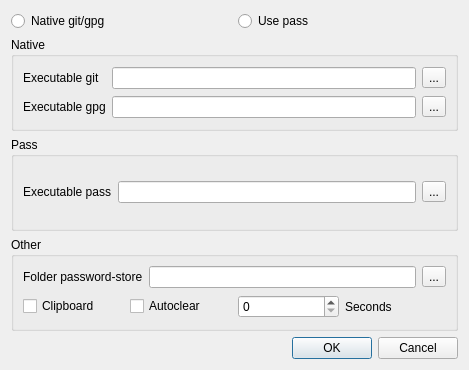
Above: dialog.ui from IJHack/QtPass before the change. Below: the same form after it.
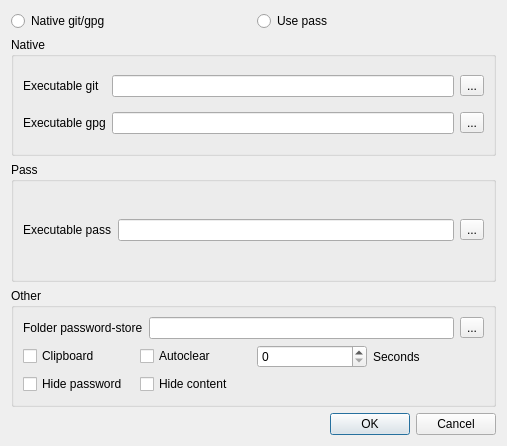
That is the form after the change.

```diff
--- a/dialog.ui
+++ b/dialog.ui
@@ -6,8 +6,8 @@
    <rect>
     <x>0</x>
     <y>0</y>
-    <width>469</width>
-    <height>370</height>
+    <width>507</width>
+    <height>446</height>
    </rect>
   </property>
   <property name="windowTitle">
@@ -106,8 +106,8 @@
      <property name="title">
       <string>Other</string>
      </property>
-     <layout class="QVBoxLayout" name="verticalLayout">
-      <item>
+     <layout class="QGridLayout" name="gridLayout_6">
+      <item row="0" column="0">
        <layout class="QGridLayout" name="gridLayout_5">
         <item row="0" column="0">
          <widget class="QLabel" name="labelStorePath">
@@ -128,32 +128,46 @@
         </item>
        </layout>
       </item>
-      <item>
-       <layout class="QHBoxLayout" name="horizontalLayout_2">
-        <item>
+      <item row="1" column="0">
+       <layout class="QGridLayout" name="gridLayout_7">
+        <item row="0" column="0">
          <widget class="QCheckBox" name="checkBoxClipboard">
           <property name="text">
            <string>Clipboard</string>
           </property>
          </widget>
         </item>
-        <item>
+        <item row="0" column="1">
          <widget class="QCheckBox" name="checkBoxAutoclear">
           <property name="text">
            <string>Autoclear</string>
           </property>
          </widget>
         </item>
-        <item>
-         <widget class="QSpinBox" name="spinBoxAutoclearSeconds"/>
-        </item>
-        <item>
+        <item row="0" column="3">
          <widget class="QLabel" name="labelSeconds">
           <property name="text">
            <string>Seconds</string>
           </property>
          </widget>
         </item>
+        <item row="0" column="2">
+         <widget class="QSpinBox" name="spinBoxAutoclearSeconds"/>
+        </item>
+        <item row="1" column="0">
+         <widget class="QCheckBox" name="checkBoxHidePassword">
+          <property name="text">
+           <string>Hide password</string>
+          </property>
+         </widget>
+        </item>
+        <item row="1" column="1">
+         <widget class="QCheckBox" name="checkBoxHideContent">
+          <property name="text">
+           <string>Hide content</string>
+          </property>
+         </widget>
+        </item>
        </layout>
       </item>
      </layout>
```
Left out of the diff: 32 changed lines with no effect on the pictures.
